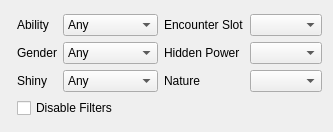
The window that Source/Form/Controls/Filter.ui (Admiral-Fish/PokeFinder) describes before a commit, drawn with Qt 5.
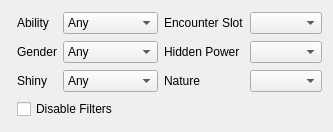
The same window after the commit. Custom widgets are drawn as their Qt base class.

Patch:
```diff
--- a/Source/Form/Controls/Filter.ui
+++ b/Source/Form/Controls/Filter.ui
@@ -10,20 +10,18 @@
     <height>132</height>
    </rect>
   </property>
-  <layout class="QGridLayout" name="gridLayout_2">
-   <item row="0" column="0">
-    <widget class="IVFilter" name="ivFilter" native="true"/>
-   </item>
-   <item row="0" column="1">
     <layout class="QGridLayout" name="gridLayout">
-     <item row="0" column="0">
+   <item row="0" column="0" rowspan="4">
+    <widget class="IVFilter" name="ivFilter" native="true"/>
+   </item>
+   <item row="0" column="1">
       <widget class="QLabel" name="labelAbility">
        <property name="text">
         <string>Ability</string>
        </property>
       </widget>
      </item>
-     <item row="0" column="1">
+   <item row="0" column="2">
       <widget class="ComboBox" name="comboBoxAbility">
        <item>
         <property name="text">
@@ -42,24 +40,14 @@
        </item>
       </widget>
      </item>
-     <item row="0" column="2">
-      <widget class="QLabel" name="labelEncounterSlot">
-       <property name="text">
-        <string>Encounter Slot</string>
-       </property>
-      </widget>
-     </item>
-     <item row="0" column="3">
-      <widget class="CheckList" name="checkListEncounterSlot"/>
-     </item>
-     <item row="1" column="0">
+   <item row="1" column="1">
       <widget class="QLabel" name="labelGender">
        <property name="text">
         <string>Gender</string>
        </property>
       </widget>
      </item>
-     <item row="1" column="1">
+   <item row="1" column="2">
       <widget class="ComboBox" name="comboBoxGender">
        <item>
         <property name="text">
@@ -78,24 +66,14 @@
        </item>
       </widget>
      </item>
-     <item row="1" column="2">
-      <widget class="QLabel" name="labelHiddenPower">
-       <property name="text">
-        <string>Hidden Power</string>
-       </property>
-      </widget>
-     </item>
-     <item row="1" column="3">
-      <widget class="CheckList" name="checkListHiddenPower"/>
-     </item>
-     <item row="2" column="0">
+   <item row="2" column="1">
       <widget class="QLabel" name="labelShiny">
        <property name="text">
         <string>Shiny</string>
        </property>
       </widget>
      </item>
-     <item row="2" column="1">
+   <item row="2" column="2">
       <widget class="ComboBox" name="comboBoxShiny">
        <item>
         <property name="text">
@@ -119,25 +97,43 @@
        </item>
       </widget>
      </item>
-     <item row="2" column="2">
+   <item row="3" column="1" colspan="4">
+    <widget class="QCheckBox" name="checkBoxDisableFilters">
+     <property name="text">
+      <string>Disable Filters</string>
+     </property>
+    </widget>
+   </item>
+   <item row="0" column="3">
+    <widget class="QLabel" name="labelEncounterSlot">
+     <property name="text">
+      <string>Encounter Slot</string>
+     </property>
+    </widget>
+   </item>
+   <item row="0" column="4">
+    <widget class="CheckList" name="checkListEncounterSlot"/>
+   </item>
+   <item row="1" column="3">
+    <widget class="QLabel" name="labelHiddenPower">
+     <property name="text">
+      <string>Hidden Power</string>
+     </property>
+    </widget>
+   </item>
+   <item row="1" column="4">
+    <widget class="CheckList" name="checkListHiddenPower"/>
+   </item>
+   <item row="2" column="3">
       <widget class="QLabel" name="labelNature">
        <property name="text">
         <string>Nature</string>
        </property>
       </widget>
      </item>
-     <item row="2" column="3">
+   <item row="2" column="4">
       <widget class="CheckList" name="checkListNature"/>
      </item>
-     <item row="3" column="0" colspan="4">
-      <widget class="QCheckBox" name="checkBoxDisableFilters">
-       <property name="text">
-        <string>Disable Filters</string>
-       </property>
-      </widget>
-     </item>
-    </layout>
-   </item>
   </layout>
  </widget>
  <customwidgets>
```
Left out of the diff: 12 changed lines with no effect on the pictures. Lines whose indentation alone changed are shown as unchanged.
